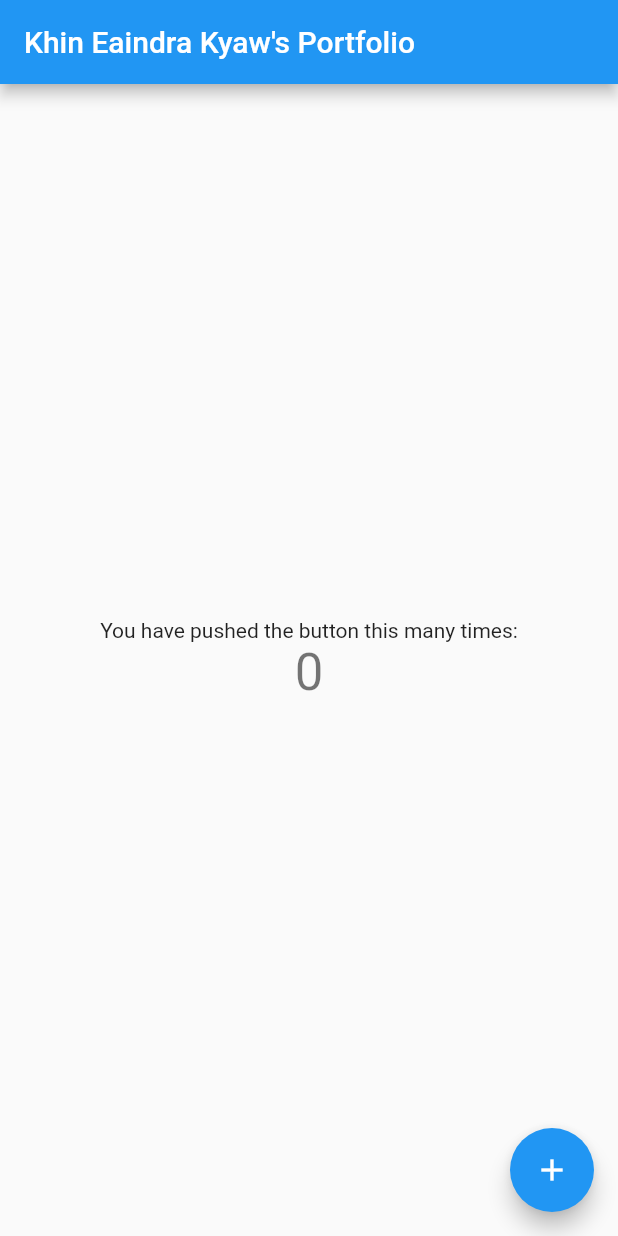
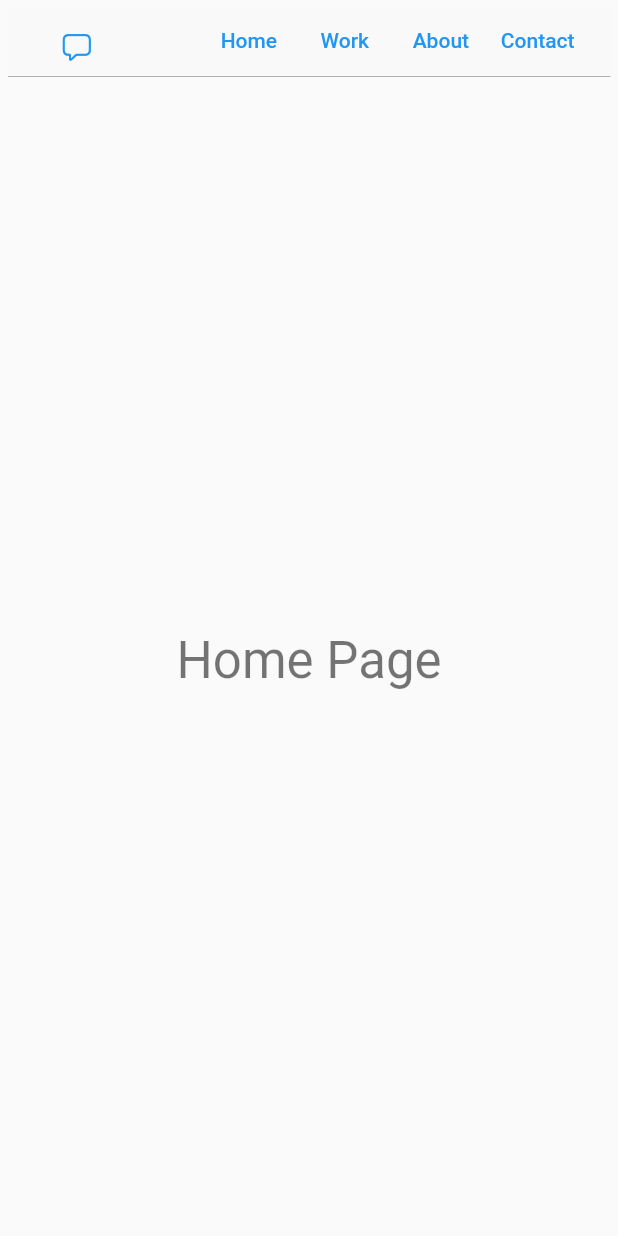
Before and after one commit to kedrakk/khineaindrakyaw_portfolio, a Flutter app: the screen it shows after launch, on a phone screen of 412 x 824 dp. Run offline on Flutter 3.47's test engine with Material 2 defaults, Android fonts, the phone set to English and light mode, and no system bars.

Commit message:
add fixed navbar

```diff
--- /dev/null
+++ b/lib/const/nav_items.dart
@@ -0,0 +1,6 @@
+const navItems = [
+  {"title": "Home", "icon": "home", "route": "home"},
+  {"title": "Work", "icon": "work", "route": "work"},
+  {"title": "About", "icon": "info", "route": "about"},
+  {"title": "Contact", "icon": "phone", "route": "contact"},
+];
--- a/lib/home_page.dart
+++ /dev/null
@@ -1,48 +0,0 @@
-import 'package:flutter/material.dart';
-
-class MyHomePage extends StatefulWidget {
-  const MyHomePage({Key? key, required this.title}) : super(key: key);
-
-  final String title;
-
-  @override
-  State<MyHomePage> createState() => _MyHomePageState();
-}
-
-class _MyHomePageState extends State<MyHomePage> {
-  int _counter = 0;
-
-  void _incrementCounter() {
-    setState(() {
-      _counter++;
-    });
-  }
-
-  @override
-  Widget build(BuildContext context) {
-    return Scaffold(
-      appBar: AppBar(
-        title: Text(widget.title),
-      ),
-      body: Center(
-        child: Column(
-          mainAxisAlignment: MainAxisAlignment.center,
-          children: <Widget>[
-            const Text(
-              'You have pushed the button this many times:',
-            ),
-            Text(
-              '$_counter',
-              style: Theme.of(context).textTheme.headline4,
-            ),
-          ],
-        ),
-      ),
-      floatingActionButton: FloatingActionButton(
-        onPressed: _incrementCounter,
-        tooltip: 'Increment',
-        child: const Icon(Icons.add),
-      ),
-    );
-  }
-}
--- /dev/null
+++ b/lib/pages/about_page.dart
@@ -0,0 +1,12 @@
+import 'package:flutter/cupertino.dart';
+
+class AboutPage extends StatelessWidget {
+  const AboutPage({Key? key}) : super(key: key);
+
+  @override
+  Widget build(BuildContext context) {
+    return const Center(
+      child: Text("About Page"),
+    );
+  }
+}
--- /dev/null
+++ b/lib/pages/contact_page.dart
@@ -0,0 +1,12 @@
+import 'package:flutter/cupertino.dart';
+
+class ContactPage extends StatelessWidget {
+  const ContactPage({Key? key}) : super(key: key);
+
+  @override
+  Widget build(BuildContext context) {
+    return const Center(
+      child: Text("Contact Page"),
+    );
+  }
+}
--- /dev/null
+++ b/lib/pages/home_page.dart
@@ -0,0 +1,31 @@
+import 'package:flutter/material.dart';
+import 'package:kedk_portfolio/test_navbar.dart';
+
+class HomePage extends StatelessWidget {
+  const HomePage({Key? key}) : super(key: key);
+
+  @override
+  Widget build(BuildContext context) {
+    return const Scaffold(
+      appBar: PreferredSize(
+        preferredSize: Size.fromHeight(kToolbarHeight),
+        child: FixedNavBarWidget(),
+      ),
+      body: HomeWidget(),
+    );
+  }
+}
+
+class HomeWidget extends StatelessWidget {
+  const HomeWidget({Key? key}) : super(key: key);
+
+  @override
+  Widget build(BuildContext context) {
+    return Center(
+      child: Text(
+        'Home Page',
+        style: Theme.of(context).textTheme.headline4,
+      ),
+    );
+  }
+}
--- /dev/null
+++ b/lib/pages/work_page.dart
@@ -0,0 +1,12 @@
+import 'package:flutter/cupertino.dart';
+
+class WorkPage extends StatelessWidget {
+  const WorkPage({Key? key}) : super(key: key);
+
+  @override
+  Widget build(BuildContext context) {
+    return const Center(
+      child: Text("Work Page"),
+    );
+  }
+}
--- a/lib/splash_page.dart
+++ b/lib/splash_page.dart
@@ -1,7 +1,7 @@
 import 'dart:async';
 
 import 'package:flutter/material.dart';
-import 'package:kedk_portfolio/home_page.dart';
+import 'package:kedk_portfolio/pages/home_page.dart';
 
 class SplashPage extends StatelessWidget {
   const SplashPage({Key? key}) : super(key: key);
@@ -13,9 +13,7 @@ class SplashPage extends StatelessWidget {
       () => Navigator.pushReplacement(
         context,
         MaterialPageRoute(
-          builder: (context) => const MyHomePage(
-            title: "Khin Eaindra Kyaw's Portfolio",
-          ),
+          builder: (context) => const HomePage(),
         ),
       ),
     );
--- /dev/null
+++ b/lib/test_navbar.dart
@@ -0,0 +1,35 @@
+import 'package:flutter/cupertino.dart';
+import 'package:flutter/material.dart';
+import 'package:kedk_portfolio/const/nav_items.dart';
+
+class FixedNavBarWidget extends StatelessWidget {
+  const FixedNavBarWidget({Key? key}) : super(key: key);
+
+  @override
+  Widget build(BuildContext context) {
+    return Container(
+      width: MediaQuery.of(context).size.width,
+      height: double.infinity,
+      margin: const EdgeInsets.all(5),
+      child: CupertinoNavigationBar(
+        leading: CupertinoButton(
+          child: const Icon(CupertinoIcons.bubble_left),
+          onPressed: () {},
+        ),
+        trailing: Row(
+            mainAxisSize: MainAxisSize.min,
+            mainAxisAlignment: MainAxisAlignment.end,
+            children: navItems
+                .map<Widget>(
+                  (e) => TextButton(
+                    onPressed: () {},
+                    child: Text(
+                      e['title'] ?? '',
+                    ),
+                  ),
+                )
+                .toList()),
+      ),
+    );
+  }
+}
```
